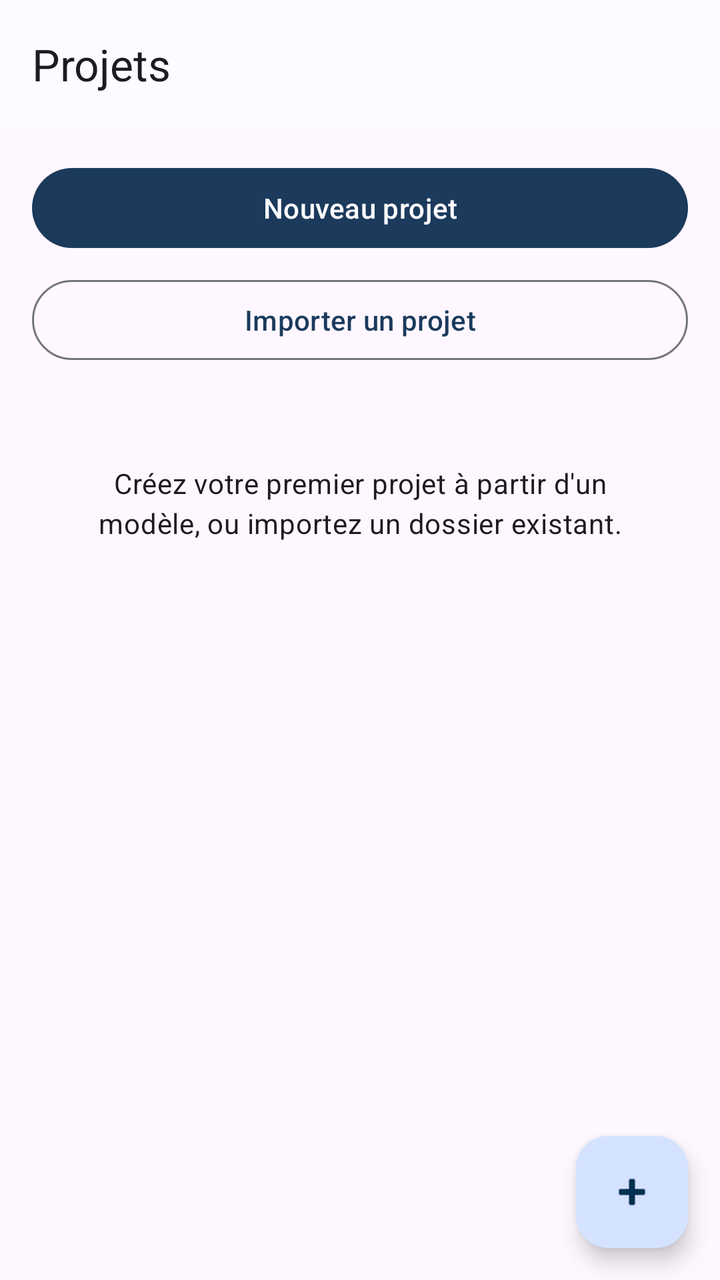
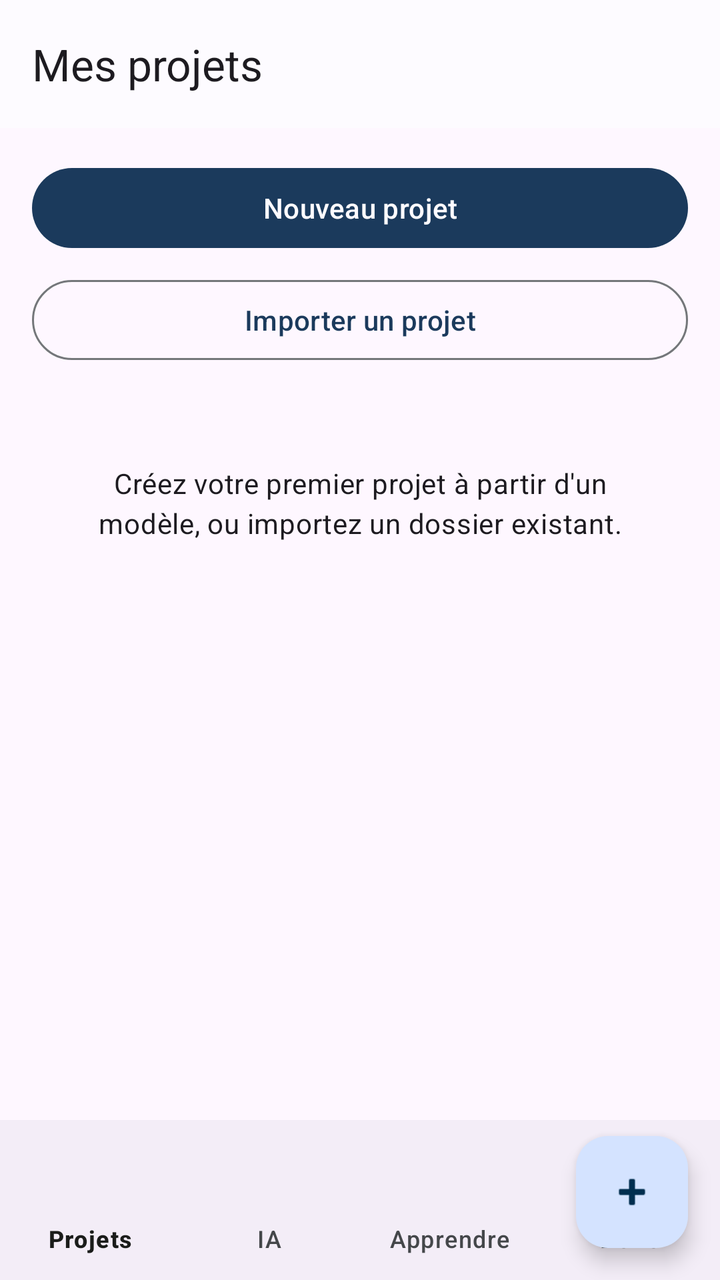

The first picture is an Android layout as it rendered before a commit; the second is the same layout after the commit. The layout source and the unified diff follow.
<!-- AndroidManifest.xml: application theme Theme.JoIDE -->
<!-- res/layout/home_fragment.xml -->
<?xml version="1.0" encoding="utf-8"?>
<androidx.coordinatorlayout.widget.CoordinatorLayout
    xmlns:android="http://schemas.android.com/apk/res/android"
    xmlns:app="http://schemas.android.com/apk/res-auto"
    android:layout_width="match_parent"
    android:layout_height="match_parent">

    <com.google.android.material.appbar.AppBarLayout
        android:layout_width="match_parent"
        android:layout_height="wrap_content">

        <com.google.android.material.appbar.MaterialToolbar
            android:id="@+id/toolbar"
            android:layout_width="match_parent"
            android:layout_height="?attr/actionBarSize"
            app:title="@string/accueil_titre" />
    </com.google.android.material.appbar.AppBarLayout>

    <androidx.core.widget.NestedScrollView
        android:layout_width="match_parent"
        android:layout_height="match_parent"
        app:layout_behavior="@string/appbar_scrolling_view_behavior">

        <LinearLayout
            android:layout_width="match_parent"
            android:layout_height="wrap_content"
            android:orientation="vertical"
            android:padding="16dp">

            <Button
                android:id="@+id/new_project_button"
                android:layout_width="match_parent"
                android:layout_height="wrap_content"
                android:text="@string/accueil_nouveau" />

            <Button
                android:id="@+id/import_project_button"
                style="?attr/materialButtonOutlinedStyle"
                android:layout_width="match_parent"
                android:layout_height="wrap_content"
                android:layout_marginTop="8dp"
                android:text="@string/accueil_importer" />

            
            <LinearLayout
                android:id="@+id/filter_row"
                android:layout_width="match_parent"
                android:layout_height="wrap_content"
                android:orientation="horizontal"
                android:layout_marginTop="12dp"
                android:visibility="gone">

                <TextView
                    android:id="@+id/filter_all"
                    android:textAppearance="?attr/textAppearanceLabelLarge"
                    android:layout_width="wrap_content"
                    android:layout_height="wrap_content" />

                <TextView
                    android:id="@+id/filter_forge"
                    android:textAppearance="?attr/textAppearanceLabelLarge"
                    android:layout_width="wrap_content"
                    android:layout_height="wrap_content"
                    android:layout_marginStart="8dp" />

                <TextView
                    android:id="@+id/filter_gradle"
                    android:textAppearance="?attr/textAppearanceLabelLarge"
                    android:layout_width="wrap_content"
                    android:layout_height="wrap_content"
                    android:layout_marginStart="8dp" />
            </LinearLayout>

            
            <com.google.android.material.card.MaterialCardView
                android:id="@+id/clone_card"
                android:layout_width="match_parent"
                android:layout_height="wrap_content"
                android:layout_marginTop="12dp"
                android:visibility="gone">

                <LinearLayout
                    android:layout_width="match_parent"
                    android:layout_height="wrap_content"
                    android:orientation="vertical"
                    android:padding="14dp">

                    <TextView
                        android:layout_width="wrap_content"
                        android:layout_height="wrap_content"
                        android:layout_marginBottom="8dp"
                        android:text="@string/git_clonage_titre"
                        android:textAppearance="?attr/textAppearanceLabelMedium" />

                    <com.google.android.material.textfield.TextInputLayout
                        android:layout_width="match_parent"
                        android:layout_height="wrap_content">

                        <com.google.android.material.textfield.TextInputEditText
                            android:id="@+id/clone_url_field"
                            android:layout_width="match_parent"
                            android:layout_height="wrap_content"
                            android:hint="@string/git_clonage_url_hint"
                            android:inputType="textUri"
                            android:importantForAutofill="no" />
                    </com.google.android.material.textfield.TextInputLayout>

                    <TextView
                        android:layout_width="wrap_content"
                        android:layout_height="wrap_content"
                        android:layout_marginTop="4dp"
                        android:text="@string/git_clonage_detection"
                        android:textAppearance="?attr/textAppearanceBodySmall" />

                    <Button
                        android:id="@+id/clone_button"
                        android:layout_width="wrap_content"
                        android:layout_height="wrap_content"
                        android:layout_marginTop="10dp"
                        android:text="@string/git_clonage_button" />
                </LinearLayout>
            </com.google.android.material.card.MaterialCardView>

            
            <TextView
                android:id="@+id/empty_state_view"
                android:layout_width="match_parent"
                android:layout_height="wrap_content"
                android:layout_marginTop="24dp"
                android:gravity="center"
                android:padding="24dp"
                android:text="@string/accueil_vide_texte"
                android:textAppearance="?attr/textAppearanceBodyMedium" />

            
            <androidx.recyclerview.widget.RecyclerView
                android:id="@+id/projects_recycler"
                android:layout_width="match_parent"
                android:layout_height="wrap_content"
                android:layout_marginTop="8dp"
                android:nestedScrollingEnabled="false"
                android:visibility="gone" />

            
            <TextView
                android:id="@+id/transient_notice"
                android:layout_width="match_parent"
                android:layout_height="wrap_content"
                android:layout_marginTop="8dp"
                android:padding="12dp"
                android:visibility="gone"
                android:textAppearance="?attr/textAppearanceBodyMedium"
                android:textColor="?attr/colorOnSurfaceVariant"
                android:background="?attr/colorSurfaceVariant" />
        </LinearLayout>
    </androidx.core.widget.NestedScrollView>

    <com.google.android.material.floatingactionbutton.FloatingActionButton
        android:id="@+id/fab_new_project"
        android:layout_width="wrap_content"
        android:layout_height="wrap_content"
        android:layout_gravity="bottom|end"
        android:layout_margin="16dp"
        android:contentDescription="@string/accueil_nouveau"
        android:src="@android:drawable/ic_input_add" />
</androidx.coordinatorlayout.widget.CoordinatorLayout>
<!-- resources referenced by this layout -->
<resources>
  <string name="accueil_importer">Importer un projet</string>
  <string name="accueil_nouveau">Nouveau projet</string>
  <string name="accueil_titre">Projets</string>
  <string name="accueil_vide_texte">Créez votre premier projet à partir d\'un modèle, ou importez un dossier existant.</string>
  <string name="git_clonage_button">Cloner</string>
  <string name="git_clonage_detection">détection du type (Forge / Gradle)</string>
  <string name="git_clonage_titre">Cloner un dépôt</string>
  <string name="git_clonage_url_hint">https://github.com/jjoblab/forge.git</string>
  <style name="Theme.JoIDE" parent="Theme.Material3.DayNight.NoActionBar">
          <item name="colorPrimary">@color/primaire</item>
          <item name="colorOnPrimary">@color/sur_primaire</item>
          <item name="colorPrimaryContainer">@color/conteneur_primaire</item>
          <item name="colorOnPrimaryContainer">@color/sur_conteneur_primaire</item>
          <item name="colorSecondary">@color/secondaire</item>
          <item name="colorSurface">@color/surface</item>
          <item name="colorOnSurface">@color/sur_surface</item>
          <item name="colorOnSurfaceVariant">@color/sur_surface_attenue</item>
          <item name="colorOutline">@color/contour</item>
          <item name="colorError">@color/erreur</item>
          <item name="colorTertiary">@color/tertiaire</item>
      </style>
  <color name="primaire">#1B3A5C</color>
  <color name="sur_primaire">#FDFBFF</color>
  <color name="conteneur_primaire">#D4E3FF</color>
  <color name="sur_conteneur_primaire">#002E4F</color>
  <color name="secondaire">#565E71</color>
  <color name="surface">#FDFBFF</color>
  <color name="sur_surface">#1A1C1A</color>
  <color name="sur_surface_attenue">#44474A</color>
  <color name="contour">#74777A</color>
  <color name="erreur">#BA1A1A</color>
  <color name="tertiaire">#3F6373</color>
</resources>

<!-- the commit's change to res/layout/home_fragment.xml (unified diff, before → after) -->
@@ -16,10 +16,16 @@
             app:title="@string/accueil_titre" />
     </com.google.android.material.appbar.AppBarLayout>
 
+    <LinearLayout
+        android:layout_width="match_parent"
+        android:layout_height="match_parent"
+        android:orientation="vertical"
+        app:layout_behavior="@string/appbar_scrolling_view_behavior">
+
     <androidx.core.widget.NestedScrollView
         android:layout_width="match_parent"
-        android:layout_height="match_parent"
-        app:layout_behavior="@string/appbar_scrolling_view_behavior">
+        android:layout_height="0dp"
+        android:layout_weight="1">
 
         <LinearLayout
             android:layout_width="match_parent"
@@ -155,6 +161,15 @@
         </LinearLayout>
     </androidx.core.widget.NestedScrollView>
 
+    
+    <com.google.android.material.bottomnavigation.BottomNavigationView
+        android:id="@+id/bottom_nav"
+        android:layout_width="match_parent"
+        android:layout_height="wrap_content"
+        app:menu="@menu/bottom_nav_menu"
+        app:labelVisibilityMode="labeled" />
+    </LinearLayout>
+
     <com.google.android.material.floatingactionbutton.FloatingActionButton
         android:id="@+id/fab_new_project"
         android:layout_width="wrap_content"
<!-- resource entries referenced after the edit -->
@@ -2,7 +2,7 @@
 <resources>
   <string name="accueil_importer">Importer un projet</string>
   <string name="accueil_nouveau">Nouveau projet</string>
-  <string name="accueil_titre">Projets</string>
+  <string name="accueil_titre">Mes projets</string>
   <string name="accueil_vide_texte">Créez votre premier projet à partir d\'un modèle, ou importez un dossier existant.</string>
   <string name="git_clonage_button">Cloner</string>
   <string name="git_clonage_detection">détection du type (Forge / Gradle)</string>
